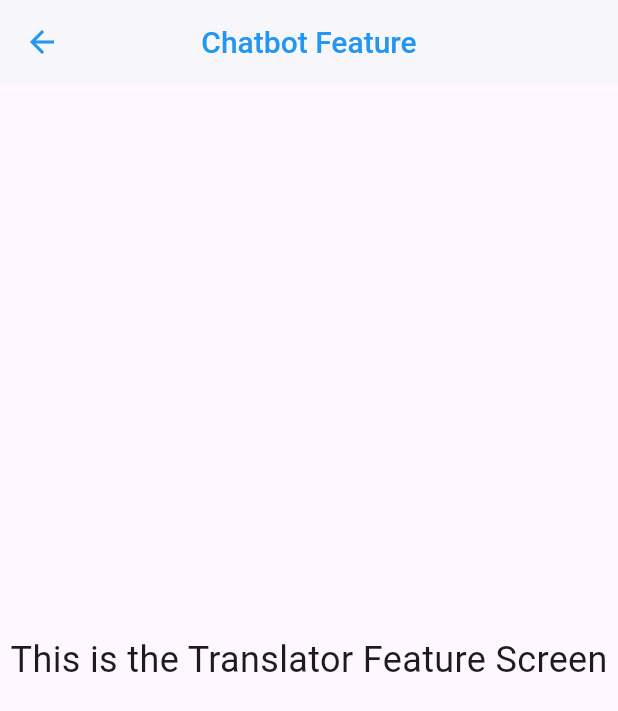
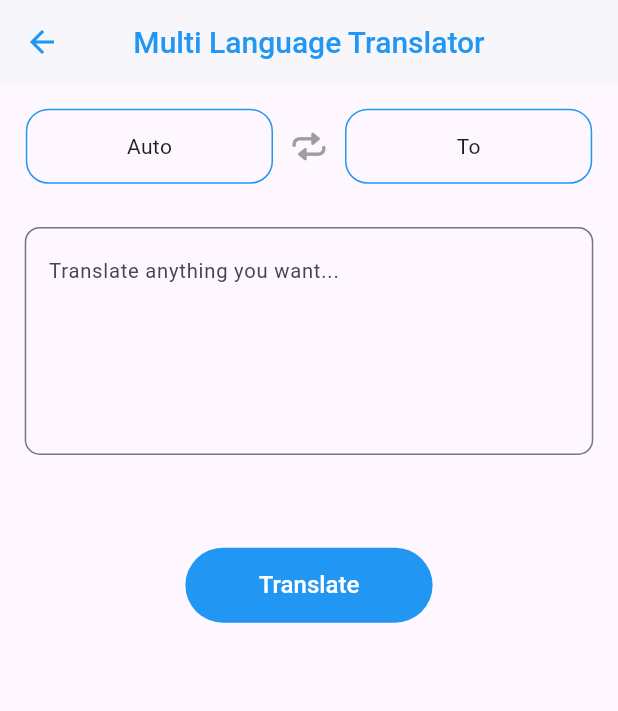
Before and after one commit to kapilsharma420/ai_trio, a Flutter app: the TranslatorFeature screen opened directly, on a phone screen of 412 x 824 dp. Shown: the top 711 px of the screen. Run offline on Flutter 3.47's test engine with Material 3 defaults, Android fonts, the phone set to English and light mode, and no system bars; our stand-ins replace animated_text_kit, flutter_animate, get, google_generative_ai, lottie, shared_preferences; missing offline and left inert: translator_plus; accounts and stored records are empty; project files that could hold a hidden picture were left out.

Commit message:
feat: integrate translator_plus package for multi-language translation functionality and update UI in TranslatorFeature screen

```diff
--- a/lib/api/api.dart
+++ b/lib/api/api.dart
@@ -1,5 +1,6 @@
 import 'dart:developer';
 import 'package:google_generative_ai/google_generative_ai.dart';
+import 'package:translator_plus/translator_plus.dart';
 import '../helper/global.dart';
 
 class APIs {
@@ -43,4 +44,17 @@
       return 'Something went wrong (Try again in sometime)';
     }
   }
+
+
+  static Future<String> googleTranslate(
+      {required String from, required String to, required String text}) async {
+    try {
+      final res = await GoogleTranslator().translate(text, from: from, to: to);
+
+      return res.text;
+    } catch (e) {
+      log('googleTranslateE: $e ');
+      return 'Something went wrong!';
+    }
+  }
 }
--- /dev/null
+++ b/lib/controller/translate_controller.dart
@@ -0,0 +1,209 @@
+import 'dart:convert';
+import 'dart:developer';
+
+import 'package:ai_trio/api/api.dart';
+import 'package:ai_trio/helper/my_dialog.dart';
+import 'package:flutter/material.dart';
+import 'package:get/get.dart';
+
+
+import 'image_controller.dart';
+
+class TranslateController extends GetxController {
+  final textC = TextEditingController();
+  final resultC = TextEditingController();
+
+  final from = ''.obs, to = ''.obs;
+  final status = Status.none.obs;
+
+  Future<void> translate() async {
+    if (textC.text.trim().isNotEmpty && to.isNotEmpty) {
+      status.value = Status.loading;
+
+      String prompt = '';
+
+      if (from.isNotEmpty) {
+        prompt =
+            'Can you translate given text from ${from.value} to ${to.value}:\n${textC.text}';
+      } else {
+        prompt = 'Can you translate given text to ${to.value}:\n${textC.text}';
+      }
+
+      log(prompt);
+
+      final res = await APIs.getAnswer(prompt);
+      resultC.text = utf8.decode(res.codeUnits);
+
+      status.value = Status.complete;
+    } else {
+      status.value = Status.none;
+      if (to.isEmpty) MyDialog.info('Select To Language!');
+      if (textC.text.isEmpty) MyDialog.info('Type Something to Translate!');
+    }
+  }
+
+  void swapLanguages() {
+    if (to.isNotEmpty && from.isNotEmpty) {
+      final t = to.value;
+      to.value = from.value;
+      from.value = t;
+    }
+  }
+
+  Future<void> googleTranslate() async {
+    if (textC.text.trim().isNotEmpty && to.isNotEmpty) {
+      status.value = Status.loading;
+
+      resultC.text = await APIs.googleTranslate(
+          from: jsonLang[from.value] ?? 'auto',
+          to: jsonLang[to.value] ?? 'en',
+          text: textC.text);
+
+      status.value = Status.complete;
+    } else {
+      status.value = Status.none;
+      if (to.isEmpty) MyDialog.info('Select To Language!');
+      if (textC.text.isEmpty) {
+        MyDialog.info('Type Something to Translate!');
+      }
+    }
+  }
+
+  late final lang = jsonLang.keys.toList();
+
+  final jsonLang = const {
+    // 'Automatic': 'auto',
+    'Afrikaans': 'af',
+    'Albanian': 'sq',
+    'Amharic': 'am',
+    'Arabic': 'ar',
+    'Armenian': 'hy',
+    'Assamese': 'as',
+    'Aymara': 'ay',
+    'Azerbaijani': 'az',
+    'Bambara': 'bm',
+    'Basque': 'eu',
+    'Belarusian': 'be',
+    'Bengali': 'bn',
+    'Bhojpuri': 'bho',
+    'Bosnian': 'bs',
+    'Bulgarian': 'bg',
+    'Catalan': 'ca',
+    'Cebuano': 'ceb',
+    'Chinese (Simplified)': 'zh-cn',
+    'Chinese (Traditional)': 'zh-tw',
+    'Corsican': 'co',
+    'Croatian': 'hr',
+    'Czech': 'cs',
+    'Danish': 'da',
+    'Dhivehi': 'dv',
+    'Dogri': 'doi',
+    'Dutch': 'nl',
+    'English': 'en',
+    'Esperanto': 'eo',
+    'Estonian': 'et',
+    'Ewe': 'ee',
+    'Filipino (Tagalog)': 'tl',
+    'Finnish': 'fi',
+    'French': 'fr',
+    'Frisian': 'fy',
+    'Galician': 'gl',
+    'Georgian': 'ka',
+    'German': 'de',
+    'Greek': 'el',
+    'Guarani': 'gn',
+    'Gujarati': 'gu',
+    'Haitian Creole': 'ht',
+    'Hausa': 'ha',
+    'Hawaiian': 'haw',
+    'Hebrew': 'iw',
+    'Hindi': 'hi',
+    'Hmong': 'hmn',
+    'Hungarian': 'hu',
+    'Icelandic': 'is',
+    'Igbo': 'ig',
+    'Ilocano': 'ilo',
+    'Indonesian': 'id',
+    'Irish': 'ga',
+    'Italian': 'it',
+    'Japanese': 'ja',
+    'Javanese': 'jw',
+    'Kannada': 'kn',
+    'Kazakh': 'kk',
+    'Khmer': 'km',
+    'Kinyarwanda': 'rw',
+    'Konkani': 'gom',
+    'Korean': 'ko',
+    'Krio': 'kri',
+    'Kurdish (Kurmanji)': 'ku',
+    'Kurdish (Sorani)': 'ckb',
+    'Kyrgyz': 'ky',
+    'Lao': 'lo',
+    'Latin': 'la',
+    'Latvian': 'lv',
+    'Lithuanian': 'lt',
+    'Luganda': 'lg',
+    'Luxembourgish': 'lb',
+    'Macedonian': 'mk',
+    'Malagasy': 'mg',
+    'Maithili': 'mai',
+    'Malay': 'ms',
+    'Malayalam': 'ml',
+    'Maltese': 'mt',
+    'Maori': 'mi',
+    'Marathi': 'mr',
+    'Meiteilon (Manipuri)': 'mni-mtei',
+    'Mizo': 'lus',
+    'Mongolian': 'mn',
+    'Myanmar (Burmese)': 'my',
+    'Nepali': 'ne',
+    'Norwegian': 'no',
+    'Nyanja (Chichewa)': 'ny',
+    'Odia (Oriya)': 'or',
+    'Oromo': 'om',
+    'Pashto': 'ps',
+    'Persian': 'fa',
+    'Polish': 'pl',
+    'Portuguese': 'pt',
+    'Punjabi': 'pa',
+    'Quechua': 'qu',
+    'Romanian': 'ro',
+    'Russian': 'ru',
+    'Samoan': 'sm',
+    'Sanskrit': 'sa',
+    'Scots Gaelic': 'gd',
+    'Sepedi': 'nso',
+    'Serbian': 'sr',
+    'Sesotho': 'st',
+    'Shona': 'sn',
+    'Sindhi': 'sd',
+    'Sinhala': 'si',
+    'Slovak': 'sk',
+    'Slovenian': 'sl',
+    'Somali': 'so',
+    'Spanish': 'es',
+    'Sundanese': 'su',
+    'Swahili': 'sw',
+    'Swedish': 'sv',
+    'Tajik': 'tg',
+    'Tamil': 'ta',
+    'Tatar': 'tt',
+    'Telugu': 'te',
+    'Thai': 'th',
+    'Tigrinya': 'ti',
+    'Tsonga': 'ts',
+    'Turkish': 'tr',
+    'Turkmen': 'tk',
+    'Twi (Akan)': 'ak',
+    'Ukrainian': 'uk',
+    'Urdu': 'ur',
+    'Uyghur': 'ug',
+    'Uzbek': 'uz',
+    'Vietnamese': 'vi',
+    'Welsh': 'cy',
+    'Xhosa': 'xh',
+    'Yiddish': 'yi',
+    'Yoruba': 'yo',
+    'Zulu': 'zu'
+  };
+}
--- a/lib/screen/features/lang_trans_feature.dart
+++ b/lib/screen/features/lang_trans_feature.dart
@@ -1,4 +1,12 @@
+import 'package:ai_trio/widget/custom_button.dart';
+import 'package:flutter/cupertino.dart';
 import 'package:flutter/material.dart';
+import 'package:get/get.dart';
+
+import '../../controller/image_controller.dart';
+import '../../controller/translate_controller.dart';
+import '../../widget/custom_loading.dart';
+import '../../widget/language_sheet.dart';
 
 class TranslatorFeature extends StatefulWidget {
   const TranslatorFeature({super.key});
@@ -8,18 +16,115 @@
 }
 
 class _TranslatorFeatureState extends State<TranslatorFeature> {
+  final _c = TranslateController();
+
   @override
   Widget build(BuildContext context) {
     return Scaffold(
+      //app bar
       appBar: AppBar(
-        title: const Text('Chatbot Feature'),
+        title: const Text('Multi Language Translator'),
       ),
-      body: Center(
-        child: Text(
-          'This is the Translator Feature Screen',
-          style: TextStyle(fontSize: 24),
-        ),
+
+      //body
+      body: ListView(
+        physics: const BouncingScrollPhysics(),
+        padding: EdgeInsets.only(top: Get.height * .02, bottom: Get.height * .1),
+        children: [
+          Row(mainAxisAlignment: MainAxisAlignment.center, children: [
+            //from language
+            InkWell(
+              onTap: () => Get.bottomSheet(LanguageSheet(c: _c, s: _c.from)),
+              borderRadius: const BorderRadius.all(Radius.circular(15)),
+              child: Container(
+                height: 50,
+                width: Get.width * .4,
+                alignment: Alignment.center,
+                decoration: BoxDecoration(
+                    border: Border.all(color: Colors.blue),
+                    borderRadius: const BorderRadius.all(Radius.circular(15))),
+                child:
+                    Obx(() => Text(_c.from.isEmpty ? 'Auto' : _c.from.value)),
+              ),
+            ),
+
+            //swipe language btn
+            IconButton(
+                onPressed: _c.swapLanguages,
+                icon: Obx(
+                  () => Icon(
+                    CupertinoIcons.repeat,
+                    color: _c.to.isNotEmpty && _c.from.isNotEmpty
+                        ? Colors.blue
+                        : Colors.grey,
+                  ),
+                )),
+
+            //to language
+            InkWell(
+              onTap: () => Get.bottomSheet(LanguageSheet(c: _c, s: _c.to)),
+              borderRadius: const BorderRadius.all(Radius.circular(15)),
+              child: Container(
+                height: 50,
+                width: Get.width * .4,
+                alignment: Alignment.center,
+                decoration: BoxDecoration(
+                    border: Border.all(color: Colors.blue),
+                    borderRadius: const BorderRadius.all(Radius.circular(15))),
+                child: Obx(() => Text(_c.to.isEmpty ? 'To' : _c.to.value)),
+              ),
+            ),
+          ]),
+
+          //text field
+          Padding(
+            padding: EdgeInsets.symmetric(
+                horizontal: Get.width * .04, vertical: Get.height * .035),
+            child: TextFormField(
+              controller: _c.textC,
+              minLines: 5,
+              maxLines: null,
+              onTapOutside: (e) => FocusScope.of(context).unfocus(),
+              decoration: const InputDecoration(
+                  hintText: 'Translate anything you want...',
+                  hintStyle: TextStyle(fontSize: 13.5),
+                  border: OutlineInputBorder(
+                      borderRadius: BorderRadius.all(Radius.circular(10)))),
+            ),
+          ),
+
+          //result field
+          Obx(() => _translateResult()),
+
+          //for adding some space
+          SizedBox(height: Get.height * .04),
+
+          //translate btn
+          CustomButton(
+            onTap: _c.googleTranslate,
+            // onTap: _c.translate,
+            text: 'Translate',
+          )
+        ],
       ),
     );
   }
+
+  Widget _translateResult() => switch (_c.status.value) {
+        Status.none => const SizedBox(),
+        Status.complete => Padding(
+            padding: EdgeInsets.symmetric(horizontal: Get.width * .04),
+            child: TextFormField(
+              controller: _c.resultC,
+              maxLines: null,
+              onTapOutside: (e) => FocusScope.of(context).unfocus(),
+              decoration: const InputDecoration(
+                  border: OutlineInputBorder(
+                      borderRadius: BorderRadius.all(Radius.circular(10)))),
+            ),
+          ),
+        Status.loading => const Align(child: CustomLoading()),
+
+    Status.error => const Align(child: Text('Something went wrong!')),
+      };
 }
--- a/pubspec.yaml
+++ b/pubspec.yaml
@@ -45,7 +45,8 @@
   http: ^1.4.0 #for making http requests
   google_generative_ai: ^0.4.7 #for using google generative ai
   animated_text_kit: ^4.2.3 #for animated text effects(for make please wait animated )
-
+  # For Google Language Translate
+  translator_plus: ^1.0.1
 
 
 dev_dependencies:
```
Also changed, not shown: lib/helper/my_dialog.dart (added, +30 -0 lines), lib/widget/language_sheet.dart (added, +81 -0 lines), pubspec.lock.
